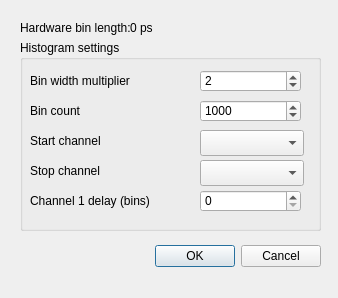
QOMS-at-Cavendish/cam-qudi, file gui/hbt/histogram_settings.ui: the form before one commit.
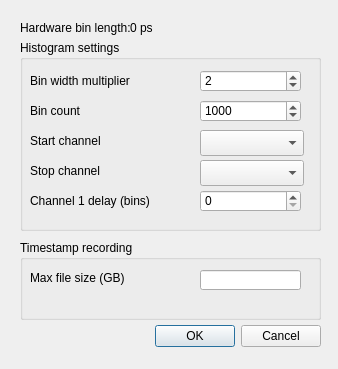
The form after the commit.

Commit message: Update Qutau GUI for timestamp saving.

What changed in the file:
```diff
--- a/gui/hbt/histogram_settings.ui
+++ b/gui/hbt/histogram_settings.ui
@@ -7,7 +7,7 @@
     <x>0</x>
     <y>0</y>
     <width>338</width>
-    <height>298</height>
+    <height>369</height>
    </rect>
   </property>
   <property name="windowTitle">
@@ -17,7 +17,7 @@
    <property name="geometry">
     <rect>
      <x>30</x>
-     <y>240</y>
+     <y>320</y>
      <width>291</width>
      <height>32</height>
     </rect>
@@ -216,6 +216,42 @@
     <string>0 ps</string>
    </property>
   </widget>
+  <widget class="QGroupBox" name="groupBox_2">
+   <property name="geometry">
+    <rect>
+     <x>20</x>
+     <y>240</y>
+     <width>301</width>
+     <height>80</height>
+    </rect>
+   </property>
+   <property name="title">
+    <string>Timestamp recording</string>
+   </property>
+   <widget class="QLabel" name="label_12">
+    <property name="geometry">
+     <rect>
+      <x>10</x>
+      <y>30</y>
+      <width>101</width>
+      <height>16</height>
+     </rect>
+    </property>
+    <property name="text">
+     <string>Max file size (GB)</string>
+    </property>
+   </widget>
+   <widget class="QLineEdit" name="max_filesize_lineEdit">
+    <property name="geometry">
+     <rect>
+      <x>180</x>
+      <y>30</y>
+      <width>101</width>
+      <height>20</height>
+     </rect>
+    </property>
+   </widget>
+  </widget>
  </widget>
  <resources/>
  <connections>
```
The commit also changes 4 other files.
